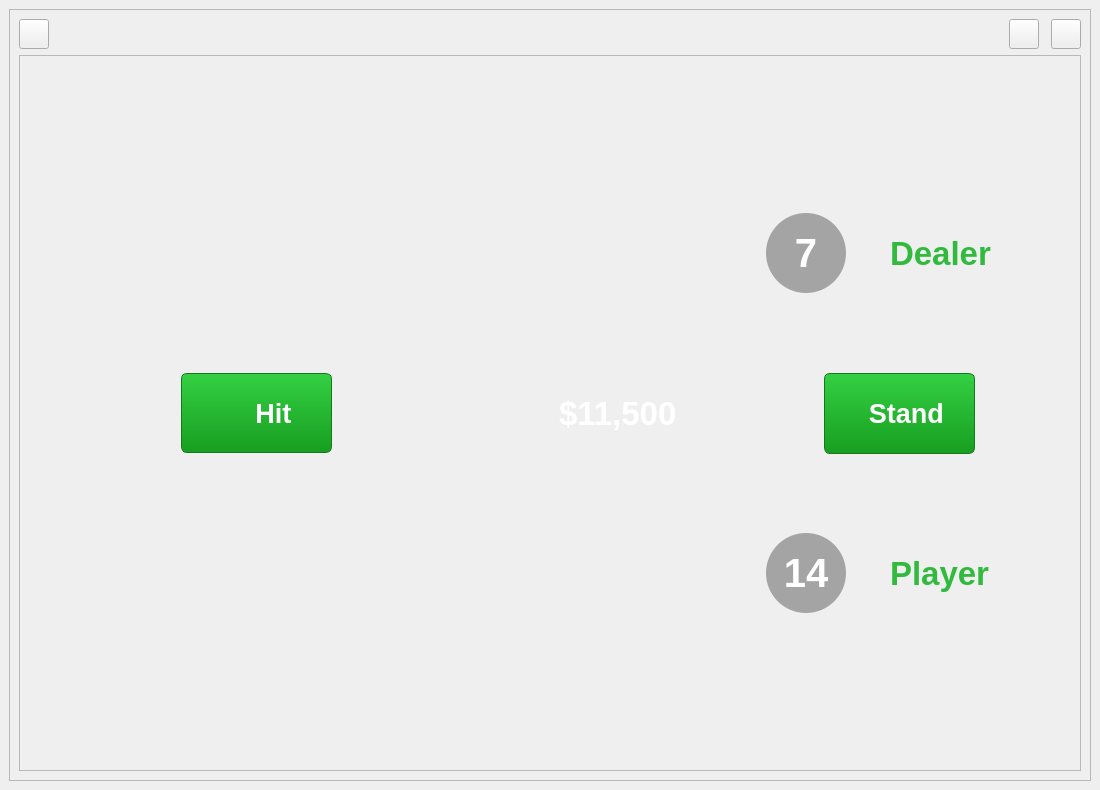
Old version of the form src/presentation/widgets/MainWindow/mainwindow.ui in the repository OlexandrNikolaiev/BlackJack_GUI.
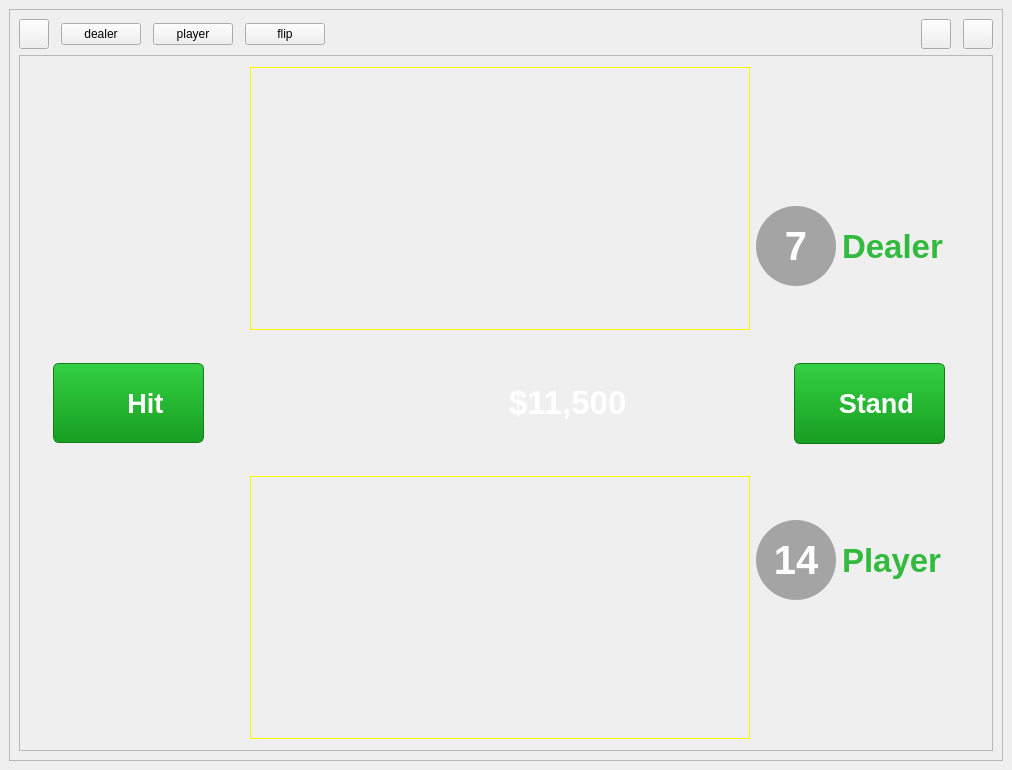
New version of the form. Icons and pictures are not drawn. Custom widgets are drawn as their Qt base class.

Commit message: added animated card dealing, debug buttons, score calculator

Diff of the .ui file:
```diff
--- a/src/presentation/widgets/MainWindow/mainwindow.ui
+++ b/src/presentation/widgets/MainWindow/mainwindow.ui
@@ -6,8 +6,8 @@
    <rect>
     <x>0</x>
     <y>0</y>
-    <width>1100</width>
-    <height>790</height>
+    <width>1012</width>
+    <height>770</height>
    </rect>
   </property>
   <property name="maximumSize">
@@ -102,6 +102,27 @@
            </property>
           </widget>
          </item>
+         <item>
+          <widget class="QPushButton" name="giveDealerButton">
+           <property name="text">
+            <string>dealer</string>
+           </property>
+          </widget>
+         </item>
+         <item>
+          <widget class="QPushButton" name="givePlayerButton">
+           <property name="text">
+            <string>player</string>
+           </property>
+          </widget>
+         </item>
+         <item>
+          <widget class="QPushButton" name="flipButton">
+           <property name="text">
+            <string>flip</string>
+           </property>
+          </widget>
+         </item>
          <item>
           <spacer name="horizontalSpacer">
            <property name="orientation">
@@ -192,8 +213,8 @@
          <property name="frameShadow">
           <enum>QFrame::Raised</enum>
          </property>
-         <layout class="QGridLayout" name="gridLayout_6">
-          <item row="0" column="0">
+         <layout class="QHBoxLayout" name="horizontalLayout_5">
+          <item>
            <layout class="QGridLayout" name="gridLayout_3">
             <item row="0" column="1">
              <spacer name="verticalSpacer_3">
@@ -314,59 +335,30 @@
             </item>
            </layout>
           </item>
-          <item row="0" column="1">
+          <item>
            <layout class="QVBoxLayout" name="verticalLayout_3">
             <item>
-             <layout class="QHBoxLayout" name="horizontalLayout_6">
-              <item>
-               <spacer name="horizontalSpacer_4">
-                <property name="orientation">
-                 <enum>Qt::Horizontal</enum>
-                </property>
-                <property name="sizeHint" stdset="0">
-                 <size>
-                  <width>15</width>
-                  <height>17</height>
-                 </size>
-                </property>
-               </spacer>
-              </item>
-              <item>
-               <widget class="QLabel" name="label_3">
-                <property name="minimumSize">
-                 <size>
-                  <width>181</width>
-                  <height>263</height>
-                 </size>
-                </property>
-                <property name="maximumSize">
-                 <size>
-                  <width>181</width>
-                  <height>263</height>
-                 </size>
-                </property>
-                <property name="styleSheet">
-                 <string notr="true">border-image: url(:/images/C:/Users/Jeweler228/Desktop/PNG-cards-1.3/queen_of_clubs.png);</string>
-                </property>
-                <property name="text">
-                 <string/>
-                </property>
-               </widget>
-              </item>
-              <item>
-               <spacer name="horizontalSpacer_5">
-                <property name="orientation">
-                 <enum>Qt::Horizontal</enum>
-                </property>
-                <property name="sizeHint" stdset="0">
-                 <size>
-                  <width>15</width>
-                  <height>17</height>
-                 </size>
-                </property>
-               </spacer>
-              </item>
-             </layout>
+             <widget class="HandWidget" name="dealerHandWidget" native="true">
+              <property name="minimumSize">
+               <size>
+                <width>500</width>
+                <height>263</height>
+               </size>
+              </property>
+              <property name="maximumSize">
+               <size>
+                <width>181</width>
+                <height>263</height>
+               </size>
+              </property>
+              <property name="styleSheet">
+               <string notr="true">#dealerHandWidget
+{
+border: 1px solid yellow;
+}
+</string>
+              </property>
+             </widget>
             </item>
             <item>
              <layout class="QHBoxLayout" name="horizontalLayout_4">
@@ -404,6 +396,12 @@
               </item>
               <item>
                <widget class="QLabel" name="betAmountLabel">
+                <property name="maximumSize">
+                 <size>
+                  <width>16777215</width>
+                  <height>35</height>
+                 </size>
+                </property>
                 <property name="font">
                  <font>
                   <pointsize>25</pointsize>
@@ -434,60 +432,31 @@
              </layout>
             </item>
             <item>
-             <layout class="QHBoxLayout" name="horizontalLayout_5">
-              <item>
-               <spacer name="horizontalSpacer_2">
-                <property name="orientation">
-                 <enum>Qt::Horizontal</enum>
-                </property>
-                <property name="sizeHint" stdset="0">
-                 <size>
-                  <width>18</width>
-                  <height>20</height>
-                 </size>
-                </property>
-               </spacer>
-              </item>
-              <item>
-               <widget class="QLabel" name="label_2">
-                <property name="minimumSize">
-                 <size>
-                  <width>181</width>
-                  <height>263</height>
-                 </size>
-                </property>
-                <property name="maximumSize">
-                 <size>
-                  <width>181</width>
-                  <height>263</height>
-                 </size>
-                </property>
-                <property name="styleSheet">
-                 <string notr="true">border-image: url(:/images/C:/Users/Jeweler228/Desktop/PNG-cards-1.3/queen_of_clubs.png);</string>
-                </property>
-                <property name="text">
-                 <string/>
-                </property>
-               </widget>
-              </item>
-              <item>
-               <spacer name="horizontalSpacer_3">
-                <property name="orientation">
-                 <enum>Qt::Horizontal</enum>
-                </property>
-                <property name="sizeHint" stdset="0">
-                 <size>
-                  <width>18</width>
-                  <height>20</height>
-                 </size>
-                </property>
-               </spacer>
-              </item>
-             </layout>
+             <widget class="HandWidget" name="playerHandWidget" native="true">
+              <property name="minimumSize">
+               <size>
+                <width>500</width>
+                <height>263</height>
+               </size>
+              </property>
+              <property name="maximumSize">
+               <size>
+                <width>500</width>
+                <height>263</height>
+               </size>
+              </property>
+              <property name="styleSheet">
+               <string notr="true">#playerHandWidget
+{
+border: 1px solid yellow;
+}
+</string>
+              </property>
+             </widget>
             </item>
            </layout>
           </item>
-          <item row="0" column="2">
+          <item>
            <layout class="QGridLayout" name="gridLayout_5">
             <item row="0" column="0">
              <layout class="QVBoxLayout" name="verticalLayout">
@@ -807,6 +776,12 @@
    <header>E:\qt_projects\BJGUI\src\Presentation\Widgets\BetStackWidget\betstackwidget.h</header>
    <container>1</container>
   </customwidget>
+  <customwidget>
+   <class>HandWidget</class>
+   <extends>QWidget</extends>
+   <header>E:\qt_projects\BJGUI\src\Presentation\Widgets\Hand\handwidget.h</header>
+   <container>1</container>
+  </customwidget>
  </customwidgets>
  <resources>
   <include location="../../../../res.qrc"/>
```
Left out of the diff: 98 changed lines with no effect on the pictures. The commit also changes 134 other files.
